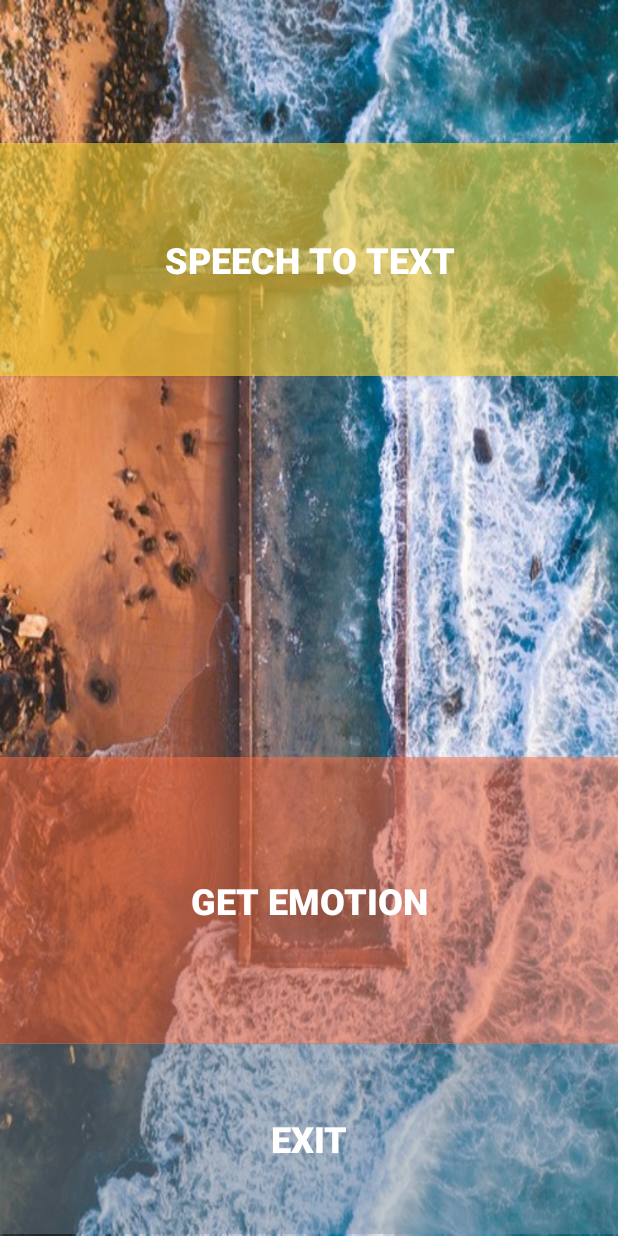
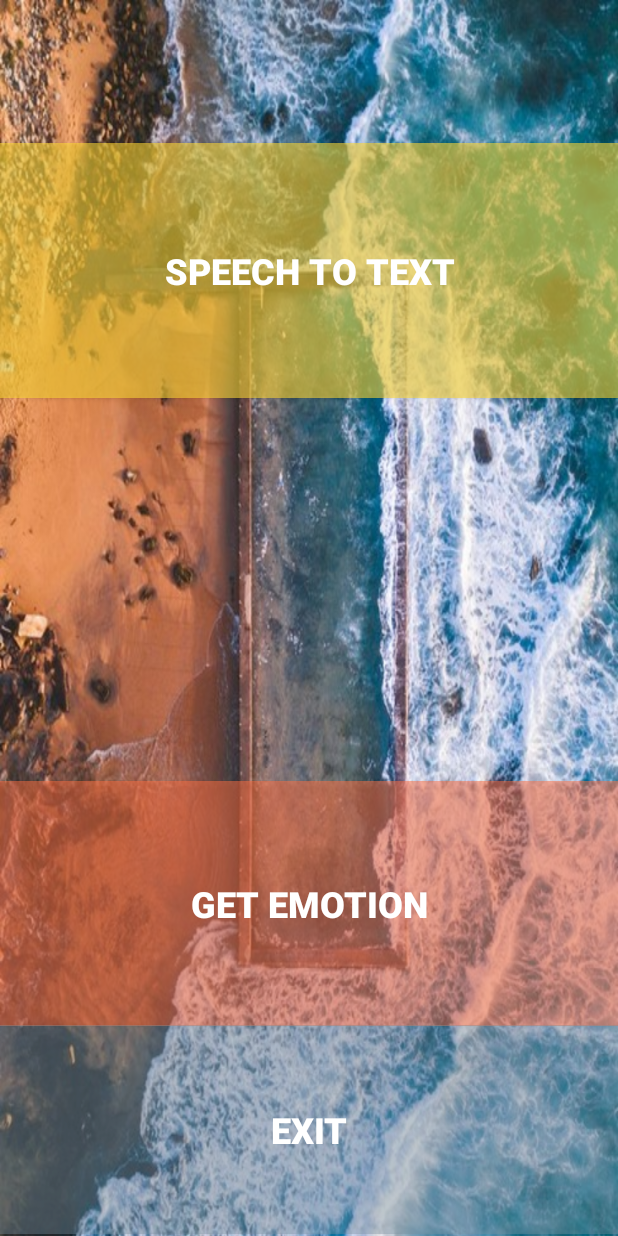
Before and after one commit to SRM-Hackathon/CodeLagom, an Android app: the AudioToText screen opened directly, with no data from a screen before it, on a phone screen of 412 x 824 dp. Run offline under Robolectric (Android 15) with nearby library versions, the phone set to English and light mode, and no system bars; libraries missing offline, so code that uses them is left out: com.projects.alshell; 4 statements that could not run were skipped.

Commit message:
Layout optimised

```diff
--- a/BlindReader App/app/src/main/res/layout/activity_audio_to_text.xml
+++ b/BlindReader App/app/src/main/res/layout/activity_audio_to_text.xml
@@ -27,7 +27,7 @@
     <Button
         android:id="@+id/button3"
         android:layout_width="match_parent"
-        android:layout_height="155dp"
+        android:layout_height="170dp"
         android:layout_alignParentStart="true"
         android:layout_alignParentTop="true"
         android:layout_marginTop="95dp"
@@ -41,10 +41,10 @@
     <Button
         android:id="@+id/button"
         android:layout_width="match_parent"
-        android:layout_height="191dp"
+        android:layout_height="163dp"
         android:layout_alignParentBottom="true"
         android:layout_alignParentStart="true"
-        android:layout_marginBottom="128dp"
+        android:layout_marginBottom="140dp"
         android:background="#80ff6e40"
         android:text="Get Emotion"
         android:textColor="#FFFFFF"
@@ -56,7 +56,7 @@
     <Button
         android:id="@+id/back_btn"
         android:layout_width="match_parent"
-        android:layout_height="127dp"
+        android:layout_height="139dp"
         android:layout_alignParentBottom="true"
         android:layout_alignParentStart="true"
         android:layout_marginBottom="1dp"
```
